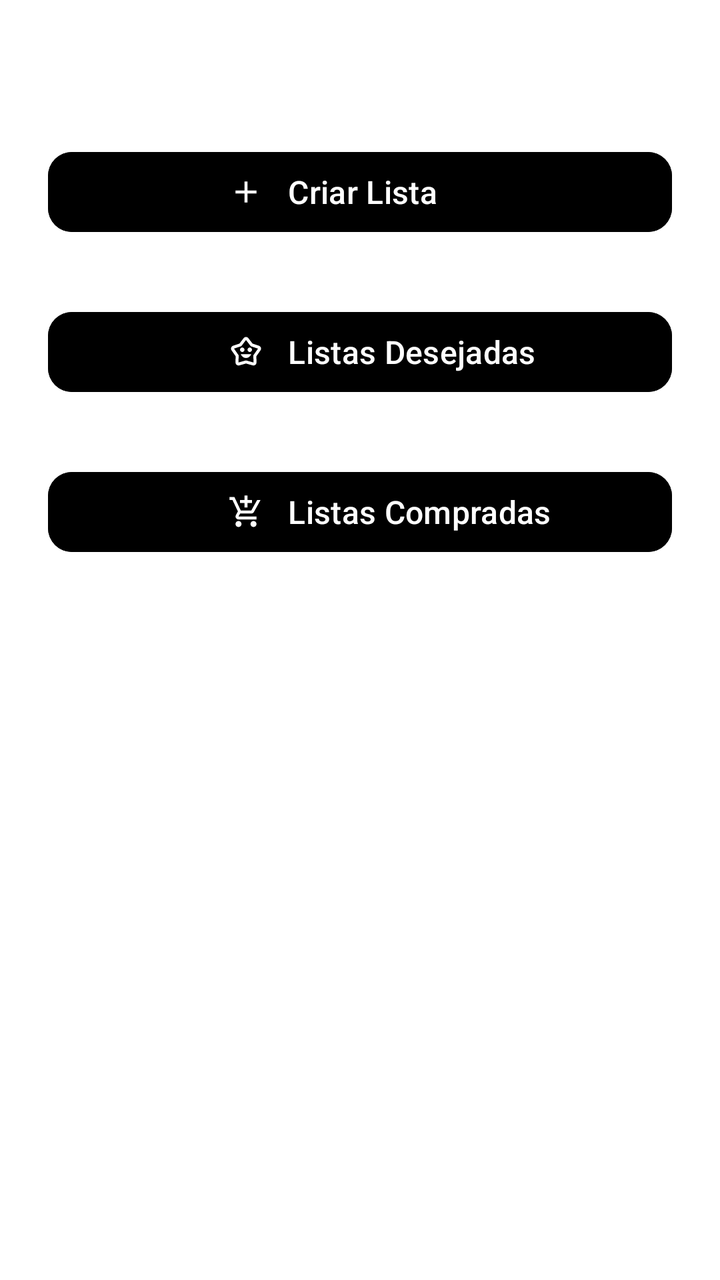
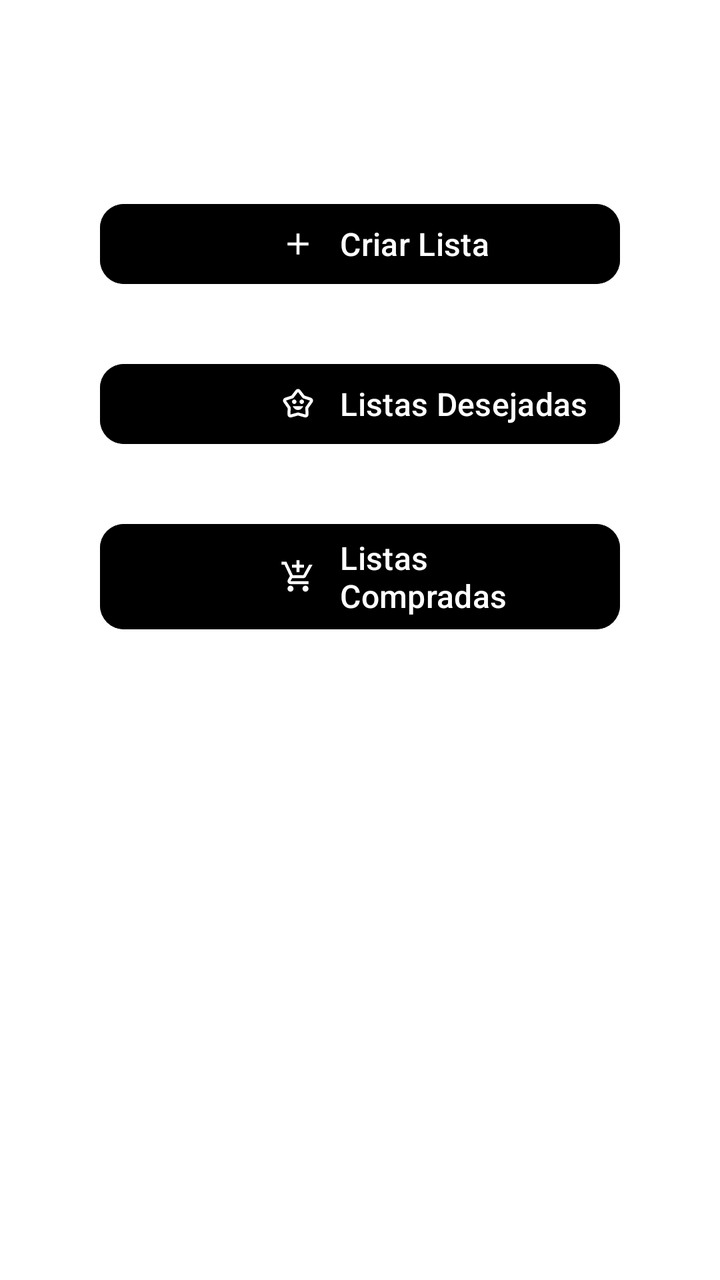

Before-and-after screenshots of an Android layout around one commit, followed by the original layout XML and the change that was made.
<!-- AndroidManifest.xml: application theme Theme.List_Wise -->
<!-- res/layout/fragment_dashboard.xml -->
<?xml version="1.0" encoding="utf-8"?>
<androidx.core.widget.NestedScrollView
    xmlns:android="http://schemas.android.com/apk/res/android"
    xmlns:app="http://schemas.android.com/apk/res-auto"
    android:layout_width="match_parent"
    android:layout_height="match_parent"
    android:background="@color/colorBackground"
    android:padding="24dp">

    <androidx.constraintlayout.widget.ConstraintLayout
        android:layout_width="match_parent"
        android:layout_height="wrap_content">

        
        <com.google.android.material.button.MaterialButton
            android:id="@+id/btnCreateList"
            android:layout_width="0dp"
            android:layout_height="wrap_content"
            android:text="@string/btn_create_list"
            android:textColor="@color/colorOnPrimary"
            android:textSize="16sp"
            app:icon="@drawable/ico_add_list"
            app:iconGravity="textStart"
            android:gravity="start|center_vertical"
            android:paddingStart="90dp"
            android:paddingEnd="16dp"
            app:iconPadding="12dp"
            android:backgroundTint="@color/colorSurface"
            app:cornerRadius="12dp"
            app:iconTint="@color/colorOnPrimary"
            app:layout_constraintTop_toTopOf="parent"
            app:layout_constraintStart_toStartOf="parent"
            app:layout_constraintEnd_toEndOf="parent"
            android:layout_marginTop="48dp"
            android:layout_marginBottom="24dp" />

        
        <com.google.android.material.button.MaterialButton
            android:id="@+id/btnWishlist"
            android:layout_width="0dp"
            android:layout_height="wrap_content"
            android:text="@string/btn_wishlist"
            android:textColor="@color/colorOnPrimary"
            android:textSize="16sp"
            app:icon="@drawable/ico_wishlist"
            app:iconGravity="textStart"
            android:gravity="start|center_vertical"
            android:paddingStart="90dp"
            android:paddingEnd="16dp"
            app:iconPadding="12dp"
            android:backgroundTint="@color/colorSurface"
            app:cornerRadius="12dp"
            app:iconTint="@color/colorOnPrimary"
            app:layout_constraintTop_toBottomOf="@id/btnCreateList"
            app:layout_constraintStart_toStartOf="parent"
            app:layout_constraintEnd_toEndOf="parent"
            android:layout_marginTop="32dp" />

        
        <com.google.android.material.button.MaterialButton
            android:id="@+id/btnPurchased"
            android:layout_width="0dp"
            android:layout_height="wrap_content"
            android:text="@string/btn_purchased"
            android:textColor="@color/colorOnPrimary"
            android:textSize="16sp"
            app:icon="@drawable/ico_cart"
            app:iconGravity="textStart"
            android:gravity="start|center_vertical"
            android:paddingStart="90dp"
            android:paddingEnd="16dp"
            app:iconPadding="12dp"
            android:backgroundTint="@color/colorSurface"
            app:cornerRadius="12dp"
            app:iconTint="@color/colorOnPrimary"
            app:layout_constraintTop_toBottomOf="@id/btnWishlist"
            app:layout_constraintStart_toStartOf="parent"
            app:layout_constraintEnd_toEndOf="parent"
            android:layout_marginTop="32dp"
            android:layout_marginBottom="48dp" />

    </androidx.constraintlayout.widget.ConstraintLayout>
</androidx.core.widget.NestedScrollView>
<!-- resources referenced by this layout -->
<resources>
  <color name="colorBackground">#FFFFFF</color>
  <color name="colorOnPrimary">#FFFFFF</color>
  <color name="colorSurface">#000000</color>
  <!-- drawable ico_add_list (drawable) -->
  <vector
      xmlns:android="http://schemas.android.com/apk/res/android"
      android:height="24dp"
      android:tint="#000000"
      android:viewportHeight="960"
      android:viewportWidth="960"
      android:width="24dp">
        
      <path
          android:fillColor="@android:color/white"
          android:pathData="M440,520L200,520L200,440L440,440L440,200L520,200L520,440L760,440L760,520L520,520L520,760L440,760L440,520Z"/>
      
  </vector>
  <!-- drawable ico_cart (drawable) -->
  <vector xmlns:android="http://schemas.android.com/apk/res/android" android:height="24dp" android:tint="#000000" android:viewportHeight="960" android:viewportWidth="960" android:width="24dp">
        
      <path android:fillColor="@android:color/white" android:pathData="M440,360L440,240L320,240L320,160L440,160L440,40L520,40L520,160L640,160L640,240L520,240L520,360L440,360ZM280,880Q247,880 223.5,856.5Q200,833 200,800Q200,767 223.5,743.5Q247,720 280,720Q313,720 336.5,743.5Q360,767 360,800Q360,833 336.5,856.5Q313,880 280,880ZM680,880Q647,880 623.5,856.5Q600,833 600,800Q600,767 623.5,743.5Q647,720 680,720Q713,720 736.5,743.5Q760,767 760,800Q760,833 736.5,856.5Q713,880 680,880ZM40,160L40,80L171,80L341,440L621,440Q621,440 621,440Q621,440 621,440L777,160L868,160L692,478Q681,498 662.5,509Q644,520 622,520L324,520L280,600Q280,600 280,600Q280,600 280,600L760,600L760,680L280,680Q235,680 211.5,641Q188,602 210,562L264,464L120,160L40,160Z"/>
      
  </vector>
  <!-- drawable ico_wishlist (drawable) -->
  <vector xmlns:android="http://schemas.android.com/apk/res/android" android:height="24dp" android:tint="#000000" android:viewportHeight="960" android:viewportWidth="960" android:width="24dp">
        
      <path android:fillColor="@android:color/white" android:pathData="M480,640Q528,640 565.5,611.5Q603,583 620,538L340,538Q357,583 394.5,611.5Q432,640 480,640ZM380,480Q405,480 422.5,462.5Q440,445 440,420Q440,395 422.5,377.5Q405,360 380,360Q355,360 337.5,377.5Q320,395 320,420Q320,445 337.5,462.5Q355,480 380,480ZM580,480Q605,480 622.5,462.5Q640,445 640,420Q640,395 622.5,377.5Q605,360 580,360Q555,360 537.5,377.5Q520,395 520,420Q520,445 537.5,462.5Q555,480 580,480ZM305,256L417,111Q429,95 445.5,87.5Q462,80 480,80Q498,80 514.5,87.5Q531,95 543,111L655,256L825,313Q851,321 866,342.5Q881,364 881,390Q881,402 877.5,414Q874,426 866,437L756,593L760,757Q761,792 737,816Q713,840 681,840Q679,840 659,837L480,787L301,837Q296,839 290,839.5Q284,840 279,840Q247,840 223,816Q199,792 200,757L204,592L95,437Q87,426 83.5,414Q80,402 80,390Q80,365 94.5,343.5Q109,322 135,313L305,256ZM354,325L160,389Q160,389 160,389Q160,389 160,389L284,568L280,759Q280,759 280,759Q280,759 280,759L480,704L680,760Q680,760 680,760Q680,760 680,760L676,568L800,391Q800,391 800,391Q800,391 800,391L606,325L480,160Q480,160 480,160Q480,160 480,160L354,325ZM480,460L480,460Q480,460 480,460Q480,460 480,460L480,460L480,460Q480,460 480,460Q480,460 480,460L480,460L480,460Q480,460 480,460Q480,460 480,460L480,460L480,460Q480,460 480,460Q480,460 480,460L480,460L480,460Q480,460 480,460Q480,460 480,460Z"/>
      
  </vector>
  <string name="btn_create_list">Criar Lista</string>
  <string name="btn_purchased">Listas Compradas</string>
  <string name="btn_wishlist">Listas Desejadas</string>
  <style name="Theme.List_Wise" parent="Base.Theme.List_Wise" />
  <style name="Base.Theme.List_Wise" parent="Theme.Material3.DayNight.NoActionBar">
          
          
      </style>
</resources>

<!-- the commit's change to res/layout/fragment_dashboard.xml (unified diff, before → after) -->
@@ -5,7 +5,7 @@
     android:layout_width="match_parent"
     android:layout_height="match_parent"
     android:background="@color/colorBackground"
-    android:padding="24dp">
+    android:padding="50dp">
 
     <androidx.constraintlayout.widget.ConstraintLayout
         android:layout_width="match_parent"
